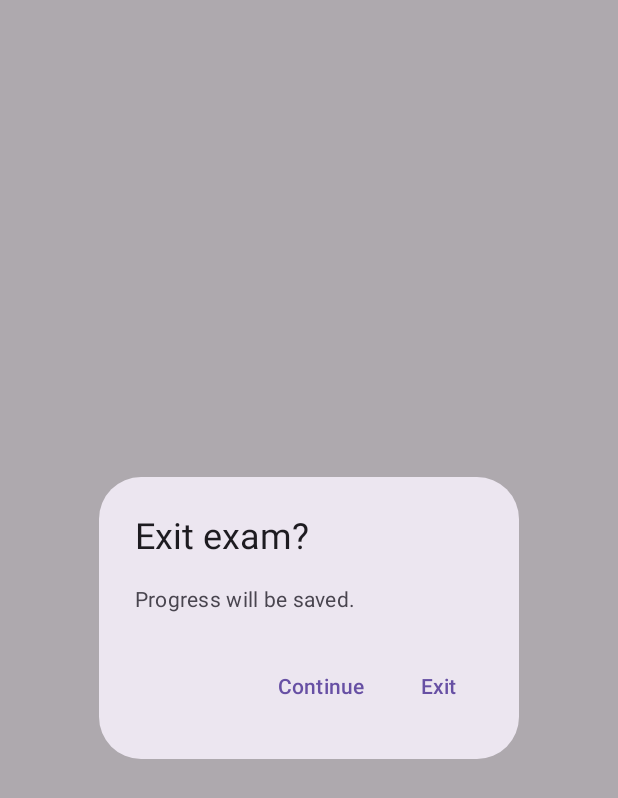
After one commit to Inneren12/QWeld, an Android app built with Jetpack Compose: the composable ConfirmExitDialog shown on its own in the app's theme, on a phone screen of 412 x 824 dp. The commit adds this screen. Shown: the top 798 px of the screen. Run offline under Robolectric (Android 15) with nearby library versions, the phone set to English and light mode, and no system bars; 13 statements that could not run were skipped.

Commit message:
feat(ui): confirm-exit dialog for IP Mock back navigation

```diff
--- /dev/null
+++ b/feature-exam/src/main/java/com/qweld/app/feature/exam/ui/ConfirmExitDialog.kt
@@ -0,0 +1,30 @@
+package com.qweld.app.feature.exam.ui
+
+import androidx.compose.material3.AlertDialog
+import androidx.compose.material3.Text
+import androidx.compose.material3.TextButton
+import androidx.compose.runtime.Composable
+import androidx.compose.ui.res.stringResource
+import com.qweld.app.feature.exam.R
+
+@Composable
+fun ConfirmExitDialog(
+  onContinue: () -> Unit,
+  onExit: () -> Unit,
+) {
+  AlertDialog(
+    onDismissRequest = onContinue,
+    title = { Text(text = stringResource(id = R.string.confirm_exit_title)) },
+    text = { Text(text = stringResource(id = R.string.confirm_exit_message)) },
+    dismissButton = {
+      TextButton(onClick = onContinue) {
+        Text(text = stringResource(id = R.string.confirm_exit_continue))
+      }
+    },
+    confirmButton = {
+      TextButton(onClick = onExit) {
+        Text(text = stringResource(id = R.string.confirm_exit_exit))
+      }
+    },
+  )
+}
--- a/feature-exam/src/main/res/values/strings.xml
+++ b/feature-exam/src/main/res/values/strings.xml
@@ -13,6 +13,10 @@
     <string name="exam_deficit_title">Not enough questions</string>
     <string name="exam_deficit_message">Task %1$s requires %2$d, only %3$d available (%4$d missing)</string>
     <string name="exam_deficit_confirm">Close</string>
+    <string name="confirm_exit_title">Exit exam?</string>
+    <string name="confirm_exit_message">Progress will be saved.</string>
+    <string name="confirm_exit_continue">Continue</string>
+    <string name="confirm_exit_exit">Exit</string>
     <string name="result_title">Exam results</string>
     <string name="result_score">Score: %1$s (%2$d / %3$d)</string>
     <string name="result_passed">Passed</string>
```
Also changed, not shown: feature-exam/src/main/java/com/qweld/app/feature/exam/ui/ExamScreen.kt (+59 -1 lines), 3 other files.
